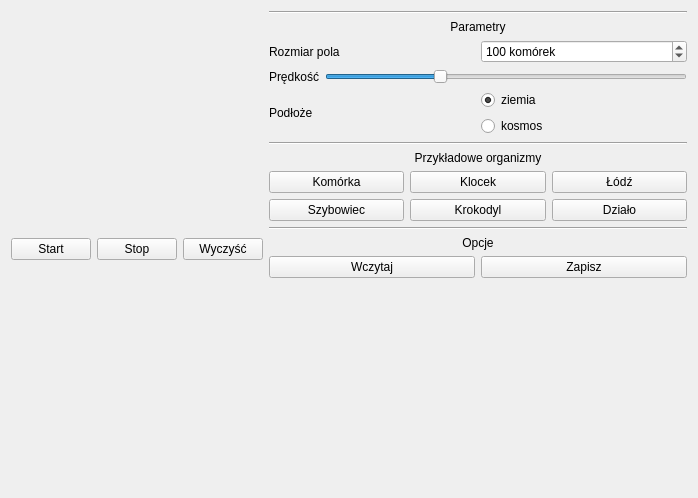
Old version of the form mainwindow.ui in the repository Buczeq/conway.
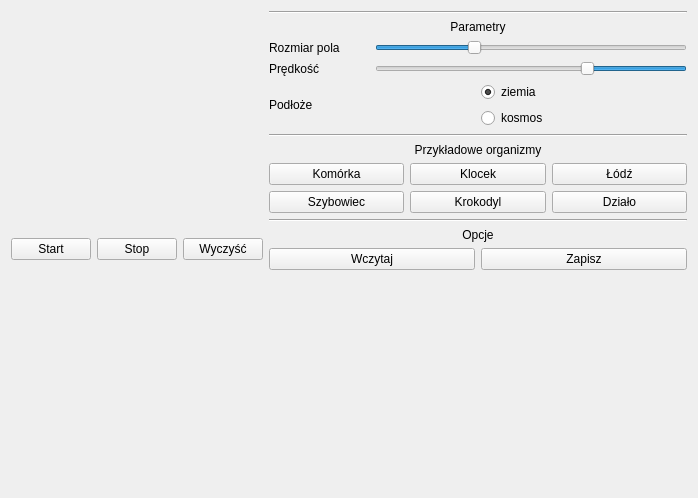
New version of the form.

```diff
--- a/mainwindow.ui
+++ b/mainwindow.ui
@@ -75,25 +75,31 @@
          <layout class="QHBoxLayout" name="horizontalLayout_6">
           <item>
            <widget class="QLabel" name="label">
+            <property name="minimumSize">
+             <size>
+              <width>100</width>
+              <height>0</height>
+             </size>
+            </property>
             <property name="text">
              <string>Rozmiar pola</string>
             </property>
            </widget>
           </item>
           <item>
-           <widget class="QSpinBox" name="cellsControl">
-            <property name="suffix">
-             <string> komórek</string>
-            </property>
+           <widget class="QSlider" name="horizontalSlider_2">
             <property name="minimum">
              <number>10</number>
             </property>
             <property name="maximum">
-             <number>1000</number>
+             <number>300</number>
             </property>
             <property name="value">
              <number>100</number>
             </property>
+            <property name="orientation">
+             <enum>Qt::Horizontal</enum>
+            </property>
            </widget>
           </item>
          </layout>
@@ -102,6 +108,12 @@
          <layout class="QHBoxLayout" name="horizontalLayout_7">
           <item>
            <widget class="QLabel" name="label2">
+            <property name="minimumSize">
+             <size>
+              <width>100</width>
+              <height>0</height>
+             </size>
+            </property>
             <property name="text">
              <string>Prędkość</string>
             </property>
@@ -121,6 +133,9 @@
             <property name="orientation">
              <enum>Qt::Horizontal</enum>
             </property>
+            <property name="invertedAppearance">
+             <bool>true</bool>
+            </property>
            </widget>
           </item>
          </layout>
```
